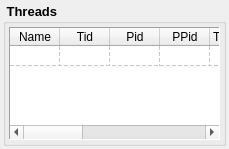
Homer-Conferencing/Homer-Conferencing, file Homer/forms/Widgets/OverviewThreadsWidget.ui: the form before one commit.
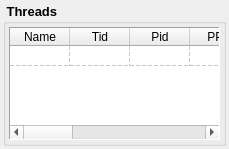
The form after the commit.

Commit message: - GUI redesign - continue

Patch:
```diff
--- a/Homer/forms/Widgets/OverviewThreadsWidget.ui
+++ b/Homer/forms/Widgets/OverviewThreadsWidget.ui
@@ -122,7 +122,7 @@
           <bool>false</bool>
          </attribute>
          <attribute name="horizontalHeaderDefaultSectionSize">
-          <number>50</number>
+          <number>60</number>
          </attribute>
          <attribute name="horizontalHeaderHighlightSections">
           <bool>true</bool>
```
The commit also changes 4 other files.
